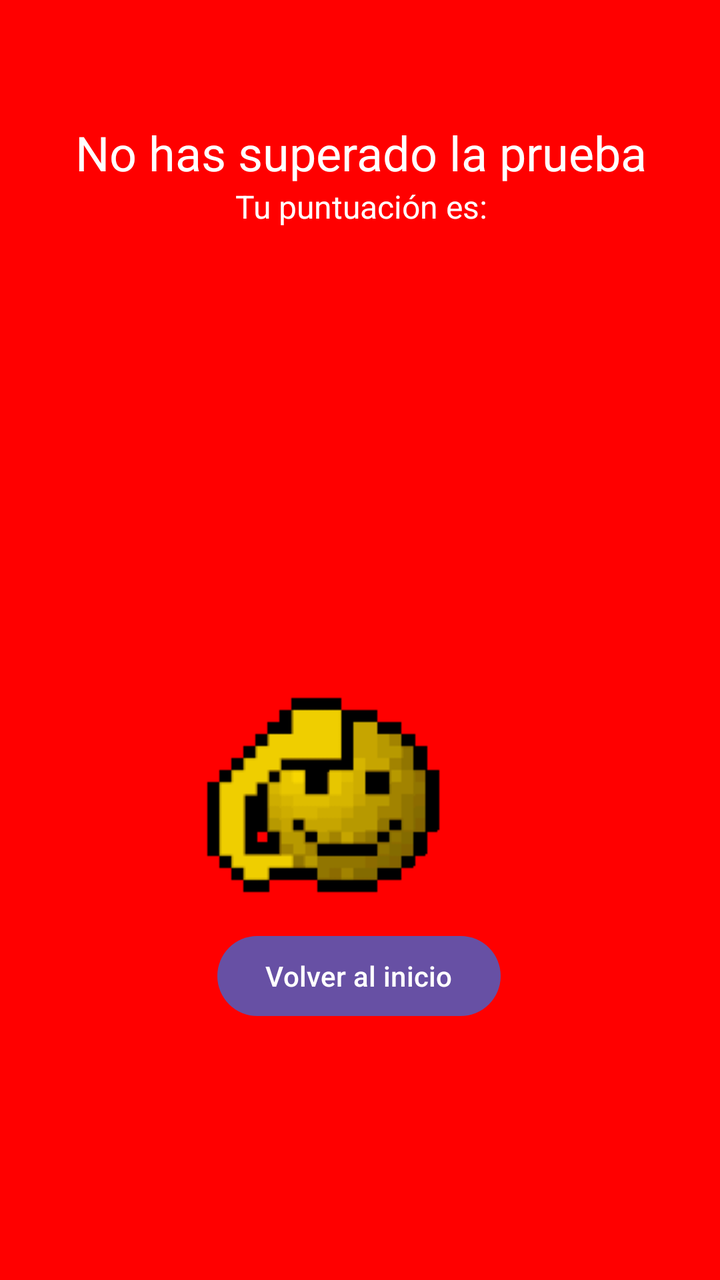
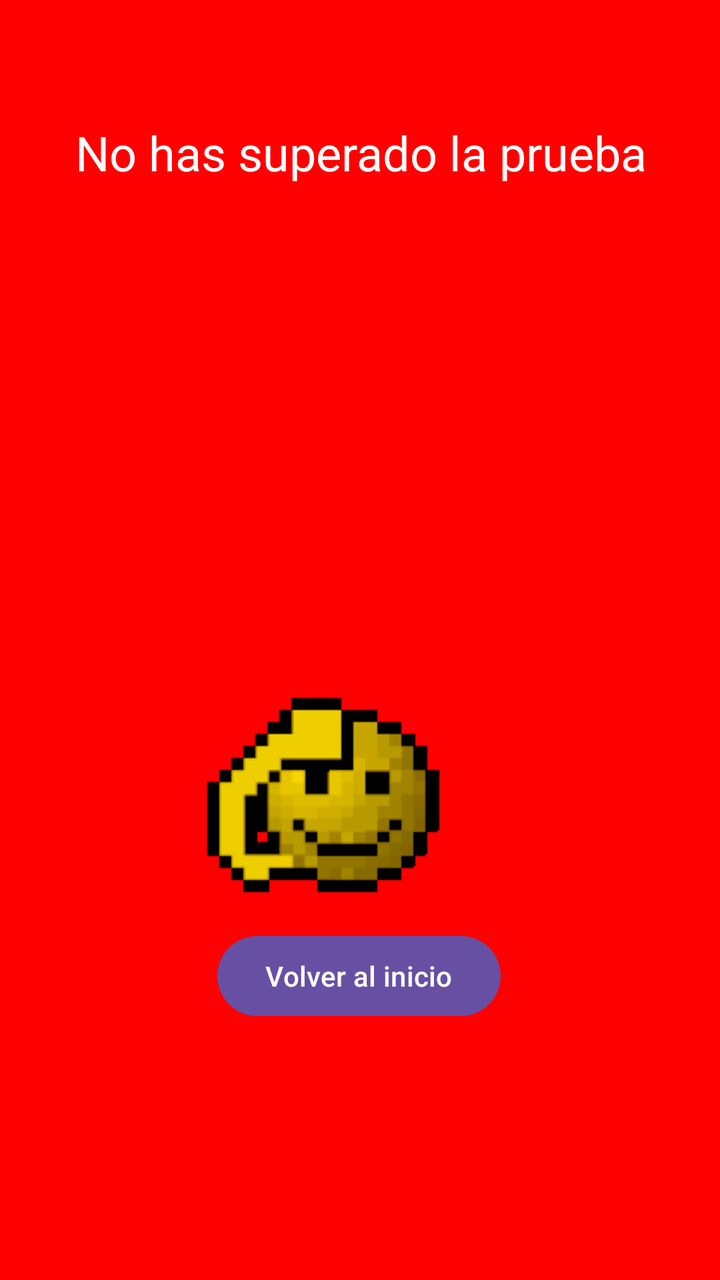

Two renders of the same Android screen: before a commit and after it. Below are the layout's source before the change and the commit's diff.
<!-- AndroidManifest.xml: application theme Theme.Preguntados -->
<!-- res/layout/activity_pantalla_perdedor.xml -->
<?xml version="1.0" encoding="utf-8"?>
<androidx.constraintlayout.widget.ConstraintLayout xmlns:android="http://schemas.android.com/apk/res/android"
    xmlns:app="http://schemas.android.com/apk/res-auto"
    xmlns:tools="http://schemas.android.com/tools"
    android:layout_width="match_parent"
    android:layout_height="match_parent"
    android:background="@color/rojo"
    tools:context=".PantallaPerdedor">

    <LinearLayout
        android:layout_width="409dp"
        android:layout_height="150dp"
        android:layout_marginTop="60dp"
        android:orientation="vertical"
        app:layout_constraintEnd_toEndOf="parent"
        app:layout_constraintStart_toStartOf="parent"
        app:layout_constraintTop_toTopOf="parent">

        <TextView
            android:id="@+id/textView8"
            android:layout_width="match_parent"
            android:layout_height="wrap_content"
            android:text="@string/perder"
            android:textAlignment="center"
            android:textColor="@color/white"
            android:textSize="24sp" />

        <TextView
            android:id="@+id/textView10"
            android:layout_width="match_parent"
            android:layout_height="wrap_content"
            android:text="@string/perder2"
            android:textAlignment="center"
            android:textColor="@color/white"
            android:textSize="16sp" />

        <TextView
            android:id="@+id/textView11"
            android:layout_width="match_parent"
            android:layout_height="wrap_content"
            android:textAlignment="center"
            android:textColor="@color/white" />
    </LinearLayout>

    <Button
        android:id="@+id/button6"
        android:layout_width="wrap_content"
        android:layout_height="wrap_content"
        android:layout_marginBottom="128dp"
        android:text="@string/volver"
        app:layout_constraintBottom_toBottomOf="parent"
        app:layout_constraintEnd_toEndOf="parent"
        app:layout_constraintHorizontal_bias="0.498"
        app:layout_constraintStart_toStartOf="parent" />

    <ImageView
        android:id="@+id/imageView4"
        android:layout_width="200dp"
        android:layout_height="200dp"
        app:layout_constraintBottom_toTopOf="@+id/button6"
        app:layout_constraintEnd_toEndOf="parent"
        app:layout_constraintHorizontal_bias="0.497"
        app:layout_constraintStart_toStartOf="parent"
        app:srcCompat="@drawable/loser" />
</androidx.constraintlayout.widget.ConstraintLayout>
<!-- resources referenced by this layout -->
<resources>
  <color name="rojo">#FF0000</color>
  <color name="white">#FFFFFFFF</color>
  <!-- drawable loser: gif bitmap (drawable, 2671 bytes) -->
  <string name="perder">No has superado la prueba</string>
  <string name="perder2">Tu puntuación es:</string>
  <string name="volver">Volver al inicio</string>
  <style name="Theme.Preguntados" parent="Base.Theme.Preguntados" />
  <style name="Base.Theme.Preguntados" parent="Theme.Material3.DayNight.NoActionBar">
          
          
      </style>
</resources>

<!-- the commit's change to res/layout/activity_pantalla_perdedor.xml (unified diff, before → after) -->
@@ -8,6 +8,7 @@
     tools:context=".PantallaPerdedor">
 
     <LinearLayout
+        android:id="@+id/linearLayout4"
         android:layout_width="409dp"
         android:layout_height="150dp"
         android:layout_marginTop="60dp"
@@ -24,15 +25,6 @@
             android:textAlignment="center"
             android:textColor="@color/white"
             android:textSize="24sp" />
-
-        <TextView
-            android:id="@+id/textView10"
-            android:layout_width="match_parent"
-            android:layout_height="wrap_content"
-            android:text="@string/perder2"
-            android:textAlignment="center"
-            android:textColor="@color/white"
-            android:textSize="16sp" />
 
         <TextView
             android:id="@+id/textView11"
@@ -62,4 +54,13 @@
         app:layout_constraintHorizontal_bias="0.497"
         app:layout_constraintStart_toStartOf="parent"
         app:srcCompat="@drawable/loser" />
+
+    <TextView
+        android:id="@+id/textView7"
+        android:layout_width="wrap_content"
+        android:layout_height="wrap_content"
+        android:layout_marginTop="100dp"
+        app:layout_constraintEnd_toEndOf="parent"
+        app:layout_constraintStart_toStartOf="parent"
+        app:layout_constraintTop_toBottomOf="@+id/linearLayout4" />
 </androidx.constraintlayout.widget.ConstraintLayout>
<!-- resource entries referenced after the edit -->
@@ -4,7 +4,6 @@
   <color name="white">#FFFFFFFF</color>
   <!-- drawable loser: gif bitmap (drawable, 2671 bytes) -->
   <string name="perder">No has superado la prueba</string>
-  <string name="perder2">Tu puntuación es:</string>
   <string name="volver">Volver al inicio</string>
   <style name="Theme.Preguntados" parent="Base.Theme.Preguntados" />
   <style name="Base.Theme.Preguntados" parent="Theme.Material3.DayNight.NoActionBar">
